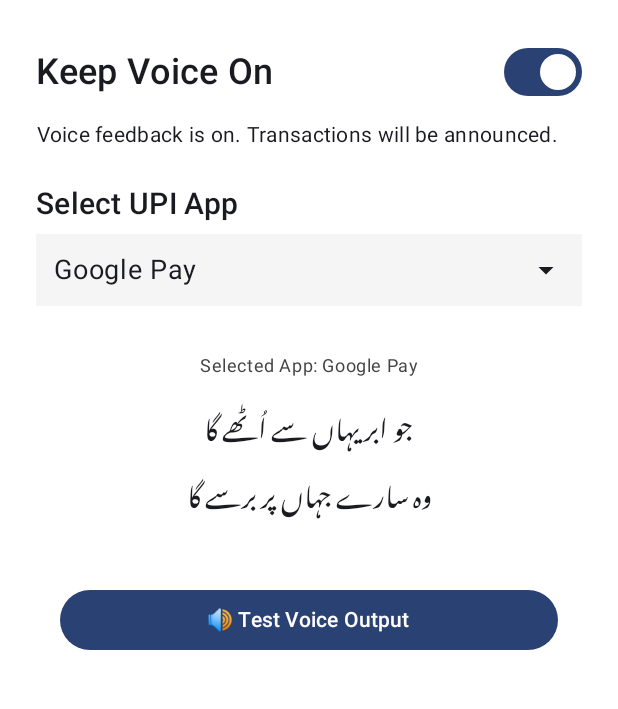
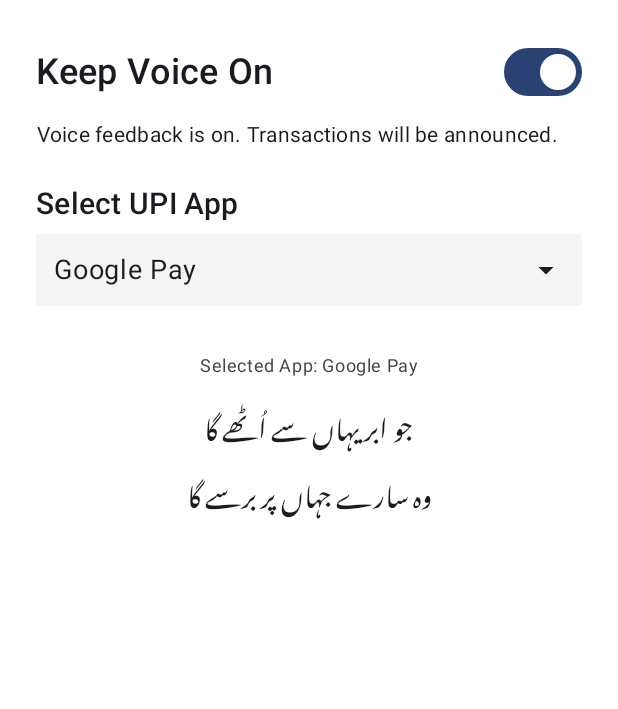
Before and after one commit to Ariifff/PayVoice, an Android app built with Jetpack Compose: the composable HomeScreen shown on its own in the app's theme, on a phone screen of 412 x 824 dp, the part 222-931 px from its top. Run offline under Robolectric (Android 15) with nearby library versions, the phone set to English and light mode, and no system bars; our stand-ins replace Firebase (no records; nobody signed in at launch, a user with empty details on screens opened directly).

Commit message:
final app release

```diff
--- a/app/src/main/java/com/arif/payvoice/MainActivity.kt
+++ b/app/src/main/java/com/arif/payvoice/MainActivity.kt
@@ -47,7 +47,7 @@ fun AppNavHost() {
         composable(Routes.Permission) {
             PermissionScreen(
                 onGrantPermission = {
-                    navController.navigate("main") {
+                    navController.navigate("login") {
                         popUpTo("permission") { inclusive = true }
 
                     }
--- a/app/src/main/java/com/arif/payvoice/mainpage/HomeScreen.kt
+++ b/app/src/main/java/com/arif/payvoice/mainpage/HomeScreen.kt
@@ -2,7 +2,6 @@ package com.arif.payvoice.mainpage
 
 import android.app.Activity
 import android.content.Context
-import android.widget.Space
 import androidx.activity.compose.BackHandler
 import androidx.compose.foundation.background
 import androidx.compose.foundation.clickable
@@ -13,7 +12,6 @@ import androidx.compose.material3.*
 import androidx.compose.runtime.*
 import androidx.compose.ui.Alignment
 import androidx.compose.ui.Modifier
-import androidx.compose.ui.draw.alpha
 import androidx.compose.ui.graphics.Color
 import androidx.compose.ui.platform.LocalContext
 import androidx.compose.ui.text.TextStyle
@@ -27,7 +25,7 @@ import androidx.compose.ui.unit.sp
 import com.arif.payvoice.R
 import com.arif.payvoice.ui.theme.Blue
 import com.arif.payvoice.ui.theme.White
-import com.arif.payvoice.util.TextSpeaker
+
 
 @Composable
 fun HomeScreen() {
@@ -72,7 +70,6 @@ private fun HomeContent(
         AppHeader()
         VoiceToggleSection(voiceToggle)
         UpiAppSelectionSection(upiAppSelection)
-        TestVoiceButton()
     }
 }
 
@@ -223,27 +220,6 @@ private fun UpiAppDropdown(
     }
 }
 
-@Composable
-private fun TestVoiceButton() {
-    val context = LocalContext.current
-
-    Button(
-        onClick = {
-            val prefs = context.getSharedPreferences("Settings", Context.MODE_PRIVATE)
-            val selectedLanguage = prefs.getString("selected_language", "English")
-            val message = when (selectedLanguage) {
-                "Hindi" -> "Paytm पर 123 रुपए प्राप्त हुए"
-                else -> "Received Paytm payment of 123 rupees"
-            }
-            TextSpeaker.speak(context, message)
-        },
-        modifier = Modifier
-            .fillMaxWidth()
-            .padding(16.dp)
-    ) {
-        Text("🔊 Test Voice Output")
-    }
-}
 
 // State holders
 class VoiceToggleState(
```
Also changed, not shown: app/src/main/java/com/arif/payvoice/mainpage/HistoryScreen.kt (+28 -11 lines).
